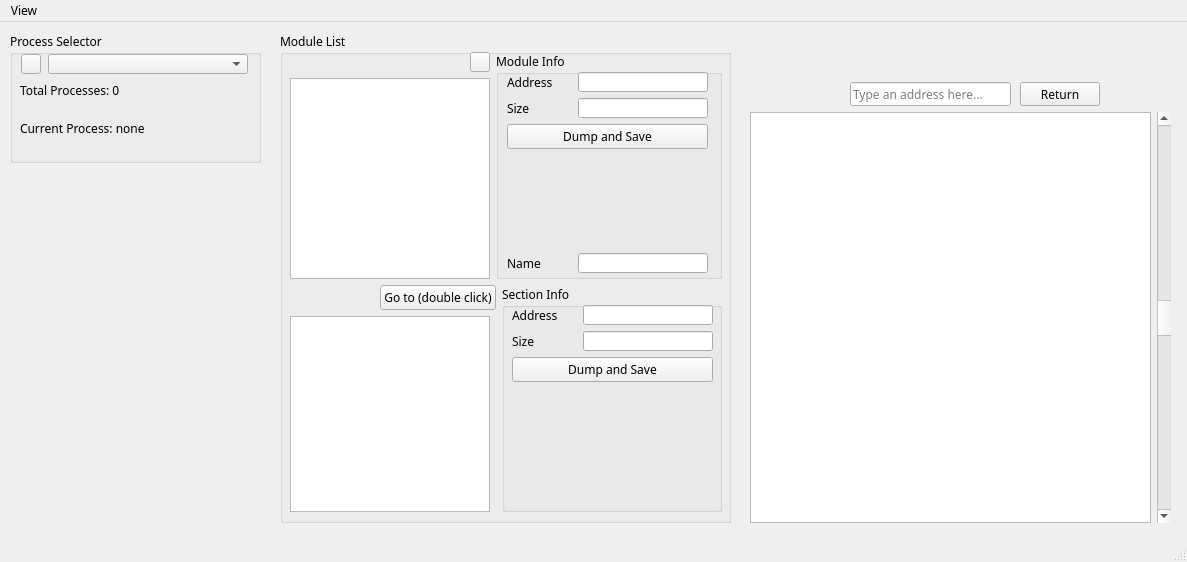
First picture: the form in cmainwindow.ui, repository kvakazabra/memObserver, before the edit.
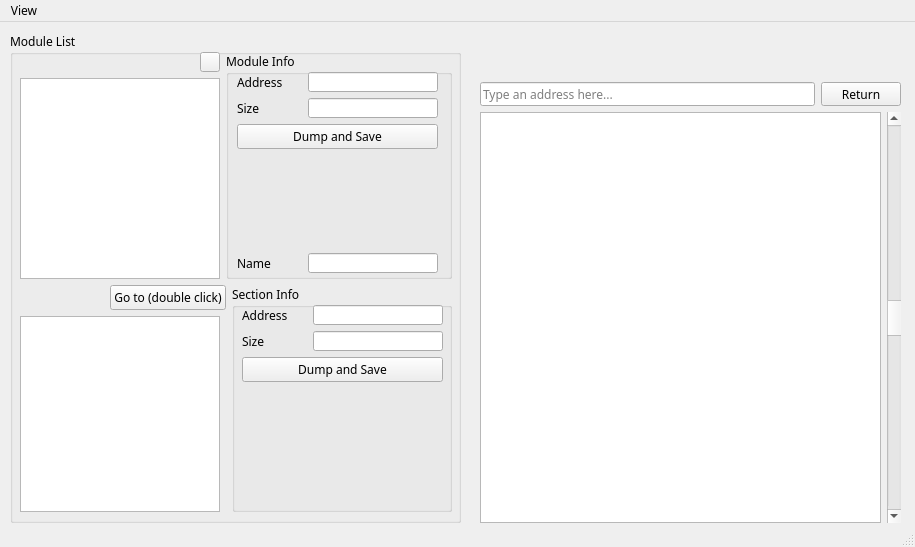
Second picture: the form after the edit. Icons and pictures are not drawn.

Commit message: Move process selector to separate window

Diff of the .ui file:
```diff
--- a/cmainwindow.ui
+++ b/cmainwindow.ui
@@ -9,8 +9,8 @@
    <rect>
     <x>0</x>
     <y>0</y>
-    <width>1187</width>
-    <height>562</height>
+    <width>915</width>
+    <height>547</height>
    </rect>
   </property>
   <property name="font">
@@ -22,166 +22,10 @@
    <string>CMainWindow</string>
   </property>
   <widget class="QWidget" name="centralwidget">
-   <widget class="QGroupBox" name="processSelectorGroupBox">
-    <property name="geometry">
-     <rect>
-      <x>10</x>
-      <y>10</y>
-      <width>251</width>
-      <height>131</height>
-     </rect>
-    </property>
-    <property name="sizePolicy">
-     <sizepolicy hsizetype="Minimum" vsizetype="Minimum">
-      <horstretch>0</horstretch>
-      <verstretch>0</verstretch>
-     </sizepolicy>
-    </property>
-    <property name="font">
-     <font>
-      <family>Ubuntu Mono</family>
-     </font>
-    </property>
-    <property name="title">
-     <string>Process Selector</string>
-    </property>
-    <property name="flat">
-     <bool>false</bool>
-    </property>
-    <widget class="QWidget" name="layoutWidget">
-     <property name="geometry">
-      <rect>
-       <x>10</x>
-       <y>20</y>
-       <width>231</width>
-       <height>101</height>
-      </rect>
-     </property>
-     <layout class="QVBoxLayout" name="verticalLayout">
-      <item>
-       <layout class="QHBoxLayout" name="horizontalLayout">
-        <item>
-         <widget class="QPushButton" name="processRefreshButton">
-          <property name="sizePolicy">
-           <sizepolicy hsizetype="Minimum" vsizetype="Minimum">
-            <horstretch>0</horstretch>
-            <verstretch>0</verstretch>
-           </sizepolicy>
-          </property>
-          <property name="minimumSize">
-           <size>
-            <width>20</width>
-            <height>20</height>
-           </size>
-          </property>
-          <property name="maximumSize">
-           <size>
-            <width>20</width>
-            <height>20</height>
-           </size>
-          </property>
-          <property name="text">
-           <string/>
-          </property>
-          <property name="icon">
-           <iconset resource="resources.qrc">
-            <normaloff>:/resources/images/refreshIcon.png</normaloff>:/resources/images/refreshIcon.png</iconset>
-          </property>
-          <property name="iconSize">
-           <size>
-            <width>16</width>
-            <height>16</height>
-           </size>
-          </property>
-         </widget>
-        </item>
-        <item>
-         <widget class="QComboBox" name="processComboBox">
-          <property name="sizePolicy">
-           <sizepolicy hsizetype="Fixed" vsizetype="Fixed">
-            <horstretch>0</horstretch>
-            <verstretch>0</verstretch>
-           </sizepolicy>
-          </property>
-          <property name="minimumSize">
-           <size>
-            <width>200</width>
-            <height>0</height>
-           </size>
-          </property>
-          <property name="maximumSize">
-           <size>
-            <width>200</width>
-            <height>20</height>
-           </size>
-          </property>
-         </widget>
-        </item>
-       </layout>
-      </item>
-      <item>
-       <widget class="QLabel" name="processLastMessage">
-        <property name="sizePolicy">
-         <sizepolicy hsizetype="Preferred" vsizetype="Preferred">
-          <horstretch>0</horstretch>
-          <verstretch>0</verstretch>
-         </sizepolicy>
-        </property>
-        <property name="minimumSize">
-         <size>
-          <width>0</width>
-          <height>30</height>
-         </size>
-        </property>
-        <property name="maximumSize">
-         <size>
-          <width>16777215</width>
-          <height>30</height>
-         </size>
-        </property>
-        <property name="text">
-         <string>Total Processes: 0</string>
-        </property>
-        <property name="alignment">
-         <set>Qt::AlignLeading|Qt::AlignLeft|Qt::AlignTop</set>
-        </property>
-        <property name="wordWrap">
-         <bool>true</bool>
-        </property>
-       </widget>
-      </item>
-      <item>
-       <widget class="QLabel" name="processCurrentLabel">
-        <property name="minimumSize">
-         <size>
-          <width>0</width>
-          <height>30</height>
-         </size>
-        </property>
-        <property name="maximumSize">
-         <size>
-          <width>16777215</width>
-          <height>30</height>
-         </size>
-        </property>
-        <property name="text">
-         <string>Current Process: none</string>
-        </property>
-        <property name="alignment">
-         <set>Qt::AlignLeading|Qt::AlignLeft|Qt::AlignTop</set>
-        </property>
-        <property name="wordWrap">
-         <bool>true</bool>
-        </property>
-       </widget>
-      </item>
-     </layout>
-    </widget>
-   </widget>
    <widget class="QGroupBox" name="groupBox">
     <property name="geometry">
      <rect>
-      <x>280</x>
+      <x>10</x>
       <y>10</y>
       <width>451</width>
       <height>491</height>
@@ -303,7 +147,7 @@
           <property name="title">
            <string>Module Info</string>
           </property>
-          <widget class="QWidget" name="">
+          <widget class="QWidget" name="layoutWidget">
            <property name="geometry">
             <rect>
              <x>11</x>
@@ -695,36 +539,10 @@
      </layout>
     </widget>
    </widget>
-   <widget class="QLineEdit" name="memoryStartAddress">
-    <property name="geometry">
-     <rect>
-      <x>850</x>
-      <y>60</y>
-      <width>161</width>
-      <height>24</height>
-     </rect>
-    </property>
-    <property name="placeholderText">
-     <string>Type an address here...</string>
-    </property>
-   </widget>
-   <widget class="QPushButton" name="memoryResetOffsetButton">
-    <property name="geometry">
-     <rect>
-      <x>1020</x>
-      <y>60</y>
-      <width>80</width>
-      <height>24</height>
-     </rect>
-    </property>
-    <property name="text">
-     <string>Return</string>
-    </property>
-   </widget>
    <widget class="QWidget" name="layoutWidget">
     <property name="geometry">
      <rect>
-      <x>750</x>
+      <x>480</x>
       <y>90</y>
       <width>421</width>
       <height>411</height>
@@ -773,13 +591,39 @@
      </item>
     </layout>
    </widget>
+   <widget class="QWidget" name="layoutWidget">
+    <property name="geometry">
+     <rect>
+      <x>480</x>
+      <y>60</y>
+      <width>421</width>
+      <height>24</height>
+     </rect>
+    </property>
+    <layout class="QHBoxLayout" name="horizontalLayout_12">
+     <item>
+      <widget class="QLineEdit" name="memoryStartAddress">
+       <property name="placeholderText">
+        <string>Type an address here...</string>
+       </property>
+      </widget>
+     </item>
+     <item>
+      <widget class="QPushButton" name="memoryResetOffsetButton">
+       <property name="text">
+        <string>Return</string>
+       </property>
+      </widget>
+     </item>
+    </layout>
+   </widget>
   </widget>
   <widget class="QMenuBar" name="menubar">
    <property name="geometry">
     <rect>
      <x>0</x>
      <y>0</y>
-     <width>1187</width>
+     <width>915</width>
      <height>17</height>
     </rect>
    </property>
```
The commit also changes 6 other files.
